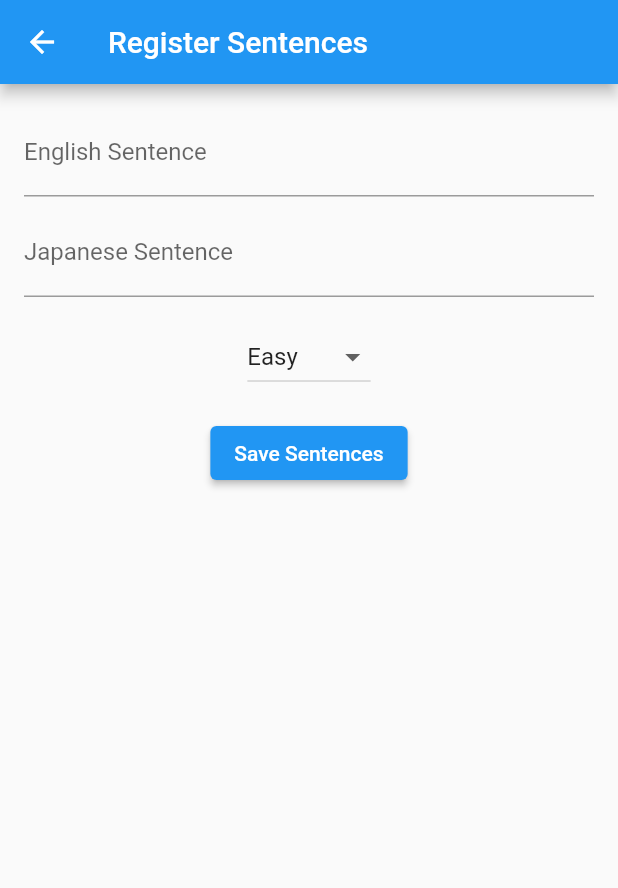
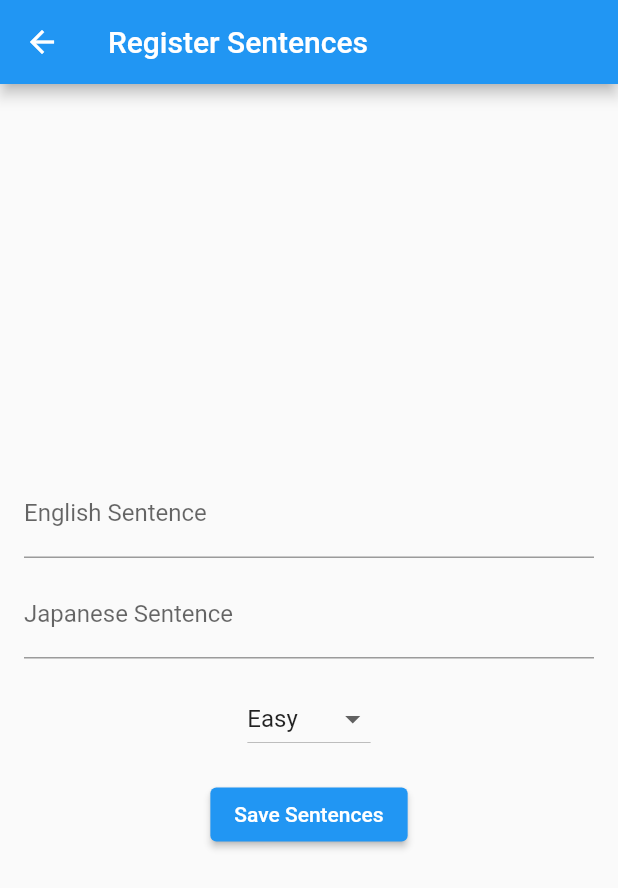
Before and after one commit to KEN-4/english_learning_app, a Flutter app: the screen it shows after launch, after a tap on "Register Sentences", on a phone screen of 412 x 824 dp. Shown: the top 888 px of the screen. Run offline on Flutter 3.47's test engine with Material 2 defaults, Android fonts, the phone set to English and light mode, and no system bars; our stand-ins replace cloud_firestore, firebase_core; accounts and stored records are empty.

Commit message:
Add sentence_list_page

```diff
--- a/lib/views/sentence_input_page.dart
+++ b/lib/views/sentence_input_page.dart
@@ -18,18 +18,24 @@ class _SentenceInputPageState extends State<SentenceInputPage> {
       appBar: AppBar(
         title: Text('Register Sentences'),
       ),
-      body: SingleChildScrollView(
+      body: Center(
+        // Centerウィジェットを追加
+        child: SingleChildScrollView(
           padding: const EdgeInsets.all(16.0),
           child: Column(
+            mainAxisAlignment: MainAxisAlignment.center, // Columnの内容を中央に配置
+            crossAxisAlignment: CrossAxisAlignment.center, // 水平方向も中央揃え
             children: <Widget>[
               TextField(
                 controller: _englishTextController,
                 decoration: InputDecoration(labelText: 'English Sentence'),
+                textAlign: TextAlign.center, // テキストフィールドのテキストを中央揃え
               ),
               SizedBox(height: 8.0),
               TextField(
                 controller: _japaneseTextController,
                 decoration: InputDecoration(labelText: 'Japanese Sentence'),
+                textAlign: TextAlign.center, // テキストフィールドのテキストを中央揃え
               ),
               SizedBox(height: 16.0),
               DropdownButton<String>(
@@ -43,7 +49,8 @@ class _SentenceInputPageState extends State<SentenceInputPage> {
                     .map<DropdownMenuItem<String>>((String value) {
                   return DropdownMenuItem<String>(
                     value: value,
-                  child: Text(value),
+                    child: Text(value,
+                        textAlign: TextAlign.center), // ドロップダウンのテキストを中央揃え
                   );
                 }).toList(),
               ),
@@ -53,7 +60,8 @@ class _SentenceInputPageState extends State<SentenceInputPage> {
                   final String englishText = _englishTextController.text;
                   final String japaneseText = _japaneseTextController.text;
                   if (englishText.isNotEmpty && japaneseText.isNotEmpty) {
-                  _model.saveSentence(englishText, japaneseText, _selectedDifficulty);
+                    _model.saveSentence(
+                        englishText, japaneseText, _selectedDifficulty);
                     _englishTextController.clear();
                     _japaneseTextController.clear();
                     ScaffoldMessenger.of(context).showSnackBar(
@@ -66,6 +74,7 @@ class _SentenceInputPageState extends State<SentenceInputPage> {
             ],
           ),
         ),
+      ),
     );
   }
 }
--- a/lib/views/top_page.dart
+++ b/lib/views/top_page.dart
@@ -1,3 +1,4 @@
+import 'package:english_learning_app/views/sentence_list_page.dart';
 import 'package:flutter/material.dart';
 import 'sentence_input_page.dart';
 import 'sorting_question_page.dart'; // 並び替え問題ページもインポートする
@@ -32,6 +33,16 @@ class TopPage extends StatelessWidget {
               },
               child: Text('Sorting Test'), // 並び替え問題ページへのボタンテキスト
             ),
+            SizedBox(height: 20),
+            ElevatedButton(
+              onPressed: () {
+                Navigator.push(
+                  context,
+                  MaterialPageRoute(builder: (context) => SentenceListPage()),
+                );
+              },
+              child: Text('Sentences List'),
+            ),
           ],
         ),
       ),
```
Also changed, not shown: lib/views/sentence_list_page.dart (added, +76 -0 lines). Lines whose indentation alone changed are shown as unchanged.
